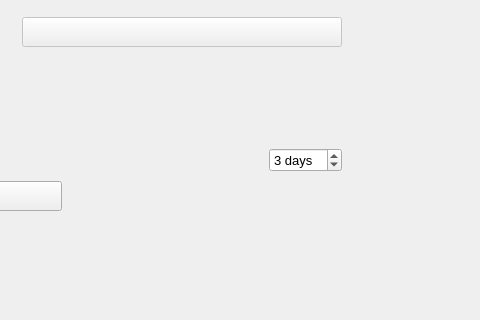
Before: the Qt Designer form settingswidget.ui in savoirfairelinux/jami-client-windows, drawn with Qt 5; both pictures show x 666 to 1146 and y 247 to 567 of the 1146 by 883 pixel window.
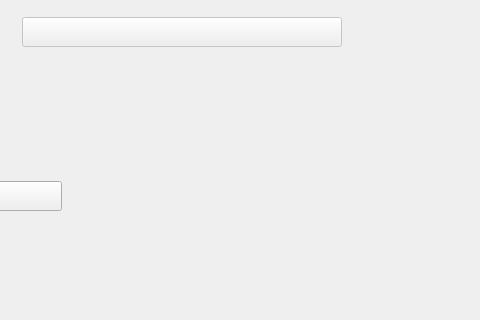
After: the same form once the commit is applied. The open tabs and pages were chosen to show the change. Icons and pictures are not drawn. Custom widgets are drawn as their Qt base class.

Patch:
```diff
--- a/settingswidget.ui
+++ b/settingswidget.ui
@@ -1012,39 +1012,6 @@
                              </property>
                             </widget>
                            </item>
-                           <item>
-                            <widget class="QSpinBox" name="intervalUpdateCheckSpinBox">
-                             <property name="enabled">
-                              <bool>true</bool>
-                             </property>
-                             <property name="maximumSize">
-                              <size>
-                               <width>180</width>
-                               <height>16777215</height>
-                              </size>
-                             </property>
-                             <property name="font">
-                              <font>
-                               <pointsize>10</pointsize>
-                              </font>
-                             </property>
-                             <property name="toolTip">
-                              <string>Interval between update checks in days selector</string>
-                             </property>
-                             <property name="keyboardTracking">
-                              <bool>false</bool>
-                             </property>
-                             <property name="suffix">
-                              <string> days</string>
-                             </property>
-                             <property name="minimum">
-                              <number>1</number>
-                             </property>
-                             <property name="value">
-                              <number>3</number>
-                             </property>
-                            </widget>
-                           </item>
                           </layout>
                          </item>
                          <item>
```
Left out of the diff: 6 changed lines with no effect on the pictures.
